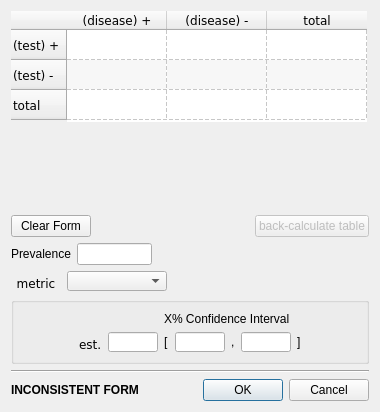
The window that src/forms/diagnostic_data_form.ui (AliSalman-et-al/openmeta-analyst-community) describes before a commit, drawn with Qt 5.
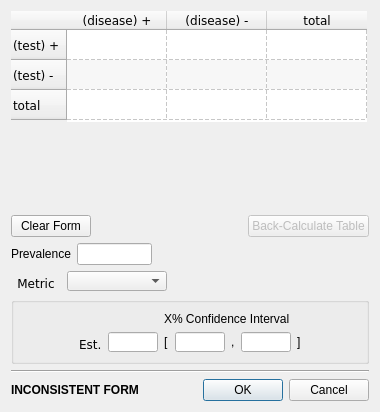
The same window after the commit. Icons and pictures are not drawn.

Diff of the .ui file:
```diff
--- a/src/forms/diagnostic_data_form.ui
+++ b/src/forms/diagnostic_data_form.ui
@@ -140,7 +140,7 @@
         <bool>false</bool>
        </property>
        <property name="text">
-        <string>back-calculate table</string>
+        <string>Back-Calculate Table</string>
        </property>
       </widget>
      </item>
@@ -211,7 +211,7 @@
         </font>
        </property>
        <property name="text">
-        <string>metric</string>
+        <string>Metric</string>
        </property>
        <property name="alignment">
         <set>Qt::AlignBottom|Qt::AlignHCenter</set>
@@ -313,7 +313,7 @@
            </font>
           </property>
           <property name="text">
-           <string>est.</string>
+           <string>Est.</string>
           </property>
           <property name="alignment">
            <set>Qt::AlignBottom|Qt::AlignLeading|Qt::AlignLeft</set>
```
